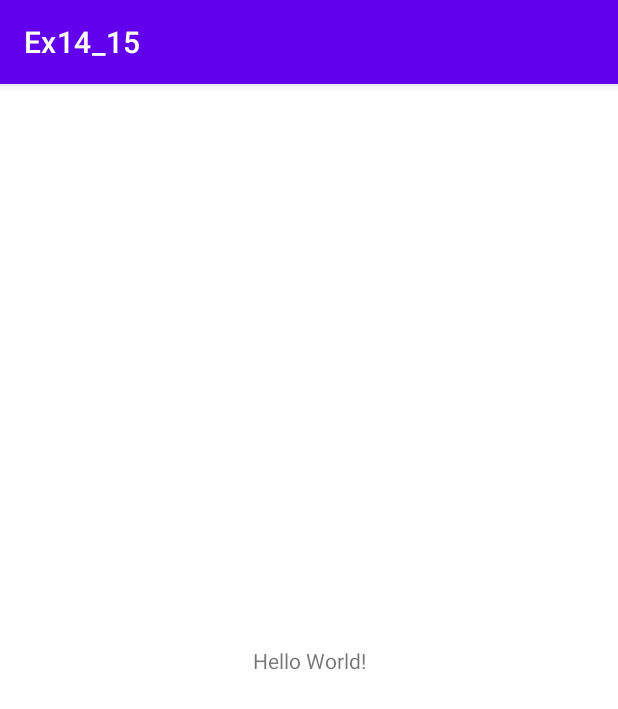
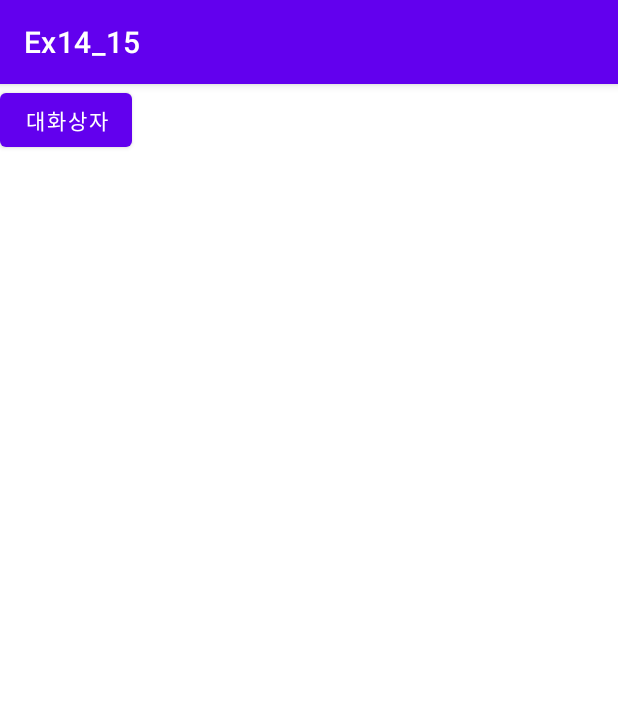
Before and after one commit to won-hyw/Ex14_15, an Android app: the screen it shows after launch (MainActivity), on a phone screen of 412 x 824 dp. Shown: the top 709 px of the screen. Run offline under Robolectric (Android 15) with nearby library versions, the phone set to English and light mode, and no system bars.

Commit message:
Edit activity_main.xml Commit

```diff
--- a/app/src/main/res/layout/activity_main.xml
+++ b/app/src/main/res/layout/activity_main.xml
@@ -1,18 +1,16 @@
 <?xml version="1.0" encoding="utf-8"?>
-<androidx.constraintlayout.widget.ConstraintLayout xmlns:android="http://schemas.android.com/apk/res/android"
+<LinearLayout xmlns:android="http://schemas.android.com/apk/res/android"
     xmlns:app="http://schemas.android.com/apk/res-auto"
     xmlns:tools="http://schemas.android.com/tools"
     android:layout_width="match_parent"
     android:layout_height="match_parent"
+    android:orientation="vertical"
     tools:context=".MainActivity">
 
-    <TextView
+    <Button
+        android:id="@+id/btn_daialog"
         android:layout_width="wrap_content"
         android:layout_height="wrap_content"
-        android:text="Hello World!"
-        app:layout_constraintBottom_toBottomOf="parent"
-        app:layout_constraintLeft_toLeftOf="parent"
-        app:layout_constraintRight_toRightOf="parent"
-        app:layout_constraintTop_toTopOf="parent" />
+        android:text="@string/btn_dialog"/>
 
-</androidx.constraintlayout.widget.ConstraintLayout>
+</LinearLayout>
--- a/app/src/main/res/values/strings.xml
+++ b/app/src/main/res/values/strings.xml
@@ -1,3 +1,6 @@
 <resources>
     <string name="app_name">Ex14_15</string>
+    <string name="btn_dialog">대화상자</string>
+    <string name="dialog_title">주의사항</string>
+    <string name="dialog_message">대화상자 연습 중입니다.</string>
 </resources>
```
